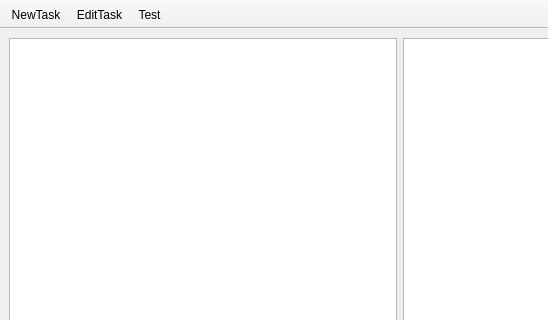
funway/TransferDog, file designer/main_window.ui: the form before one commit; both pictures show x 0 to 548 and y 0 to 320 of the 800 by 600 pixel window.
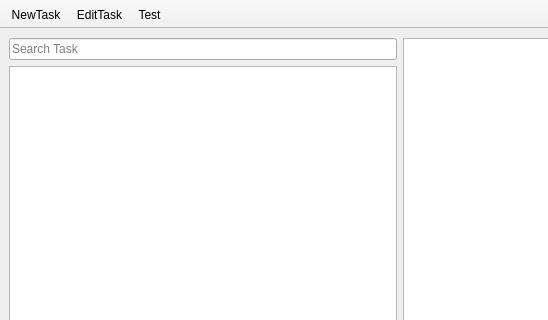
The form after the commit. Icons and pictures are not drawn.

Commit message: 完成 QTreeView 的主体代码

The edit to the form file:
```diff
--- a/designer/main_window.ui
+++ b/designer/main_window.ui
@@ -19,7 +19,21 @@
   <widget class="QWidget" name="centralwidget">
    <layout class="QHBoxLayout" name="horizontalLayout">
     <item>
-     <widget class="QTreeView" name="treeView"/>
+     <layout class="QVBoxLayout" name="verticalLayout">
+      <item>
+       <widget class="QLineEdit" name="lineEdit">
+        <property name="placeholderText">
+         <string>Search Task</string>
+        </property>
+        <property name="clearButtonEnabled">
+         <bool>true</bool>
+        </property>
+       </widget>
+      </item>
+      <item>
+       <widget class="QTreeView" name="treeView"/>
+      </item>
+     </layout>
     </item>
     <item>
      <widget class="QTableView" name="tableView"/>
```
Left out of the diff: 4 changed lines with no effect on the pictures. The commit also changes 46 other files.
